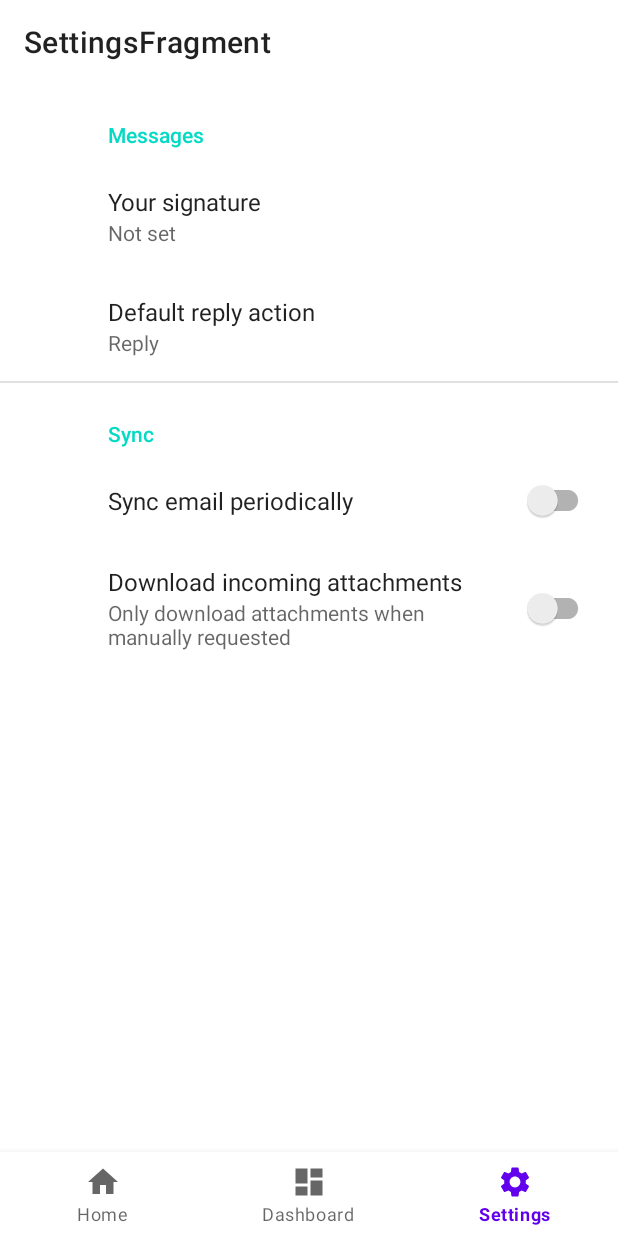
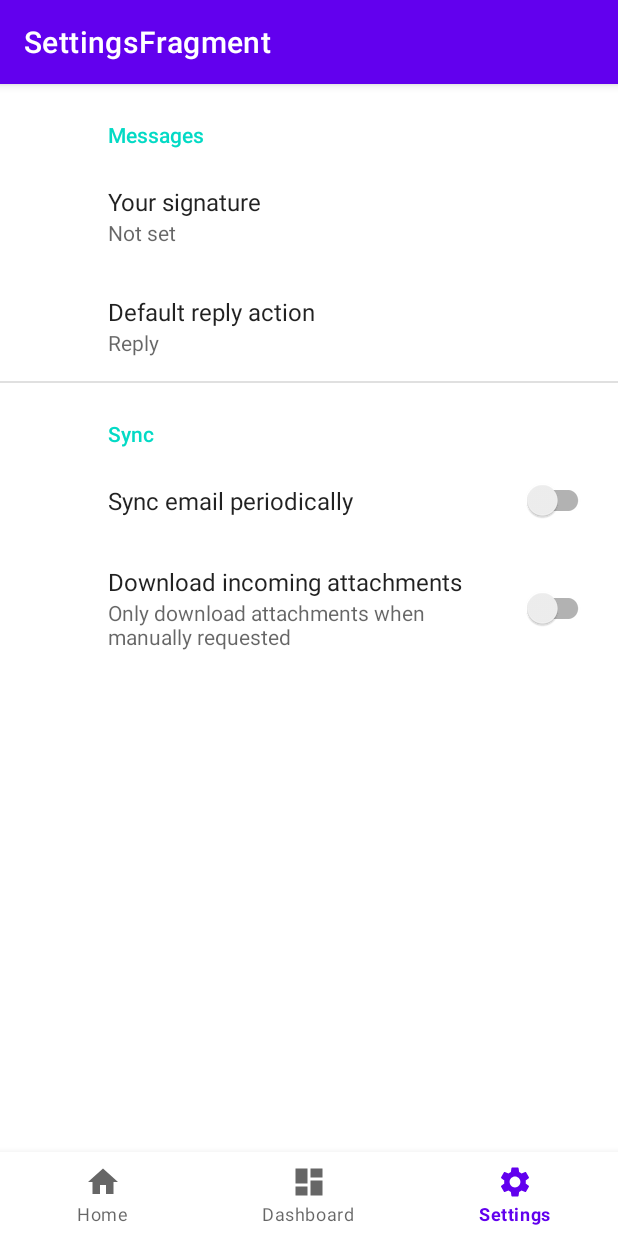
Before and after one commit to Death-Knight-552/Neon-Novels, an Android app: the screen it shows after launch (MainActivity), item 3 of the bottom bar chosen, on a phone screen of 412 x 824 dp. Run offline under Robolectric (Android 15) with nearby library versions, the phone set to English and light mode, and no system bars; our stand-ins replace Room's generated code, androidx.preference, navigation-ui.

Commit message:
Release v3.1.3

```diff
--- a/app/build.gradle
+++ b/app/build.gradle
@@ -14,8 +14,8 @@ android {
         applicationId "com.knightshrestha.neonnovels"
         minSdk 31
         targetSdk 33
-        versionCode 6
-        versionName "3.0.3"
+        versionCode 7
+        versionName "3.1.3"
 
         testInstrumentationRunner "androidx.test.runner.AndroidJUnitRunner"
     }
--- a/app/src/main/AndroidManifest.xml
+++ b/app/src/main/AndroidManifest.xml
@@ -15,7 +15,6 @@
         >
         <activity
             android:name=".MainActivity"
-            android:theme="@style/Theme.NeonNovels.NoActionBar"
             android:exported="true">
             <intent-filter>
                 <action android:name="android.intent.action.MAIN" />
--- a/app/src/main/java/com/knightshrestha/neonnovels/MainActivity.kt
+++ b/app/src/main/java/com/knightshrestha/neonnovels/MainActivity.kt
@@ -5,6 +5,7 @@ import android.view.View
 import androidx.appcompat.app.AppCompatActivity
 import androidx.navigation.findNavController
 import androidx.navigation.ui.AppBarConfiguration
+import androidx.navigation.ui.navigateUp
 import androidx.navigation.ui.setupActionBarWithNavController
 import androidx.navigation.ui.setupWithNavController
 import com.google.android.material.bottomnavigation.BottomNavigationView
@@ -12,18 +13,14 @@ import com.knightshrestha.neonnovels.databinding.ActivityMainBinding
 
 class MainActivity : AppCompatActivity() {
 
+
     private lateinit var binding: ActivityMainBinding
+    private lateinit var appBarConfiguration: AppBarConfiguration
 
     override fun onCreate(savedInstanceState: Bundle?) {
         super.onCreate(savedInstanceState)
 
         binding = ActivityMainBinding.inflate(layoutInflater)
-
-        setSupportActionBar(binding.toolbar)
-
-        supportActionBar?.setDisplayShowHomeEnabled(false)
-        supportActionBar?.setDisplayHomeAsUpEnabled(false)
-        supportActionBar?.setHomeButtonEnabled(false)
 
         setContentView(binding.root)
 
@@ -32,7 +29,7 @@ class MainActivity : AppCompatActivity() {
         val navController = findNavController(R.id.nav_host_fragment_activity_main)
         // Passing each menu ID as a set of Ids because each
         // menu should be considered as top level destinations.
-        val appBarConfiguration = AppBarConfiguration(
+        appBarConfiguration = AppBarConfiguration(
             setOf(
                 R.id.navigation_home, R.id.navigation_dashboard, R.id.navigation_settings
             )
@@ -52,4 +49,9 @@ class MainActivity : AppCompatActivity() {
             }
         }
     }
+
+    override fun onSupportNavigateUp(): Boolean {
+        val navController = findNavController(R.id.nav_host_fragment_activity_main)
+        return navController.navigateUp(appBarConfiguration) || super.onSupportNavigateUp()
+    }
 }
--- a/app/src/main/res/layout/activity_main.xml
+++ b/app/src/main/res/layout/activity_main.xml
@@ -5,12 +5,6 @@
     android:layout_width="match_parent"
     android:layout_height="match_parent">
 <!--    android:paddingTop="?attr/actionBarSize"-->
-
-    <com.google.android.material.appbar.MaterialToolbar
-        android:id="@+id/toolbar"
-        android:layout_width="match_parent"
-        android:layout_height="wrap_content"
-        app:layout_constraintTop_toTopOf="parent"/>
 
     <com.google.android.material.bottomnavigation.BottomNavigationView
         android:id="@+id/nav_view"
@@ -34,7 +28,7 @@
         app:layout_constraintBottom_toTopOf="@id/nav_view"
         app:layout_constraintLeft_toLeftOf="parent"
         app:layout_constraintRight_toRightOf="parent"
-        app:layout_constraintTop_toBottomOf="@id/toolbar"
+        app:layout_constraintTop_toTopOf="parent"
         app:navGraph="@navigation/mobile_navigation" />
 
 </androidx.constraintlayout.widget.ConstraintLayout>
```
Also changed, not shown: 2 other files.
